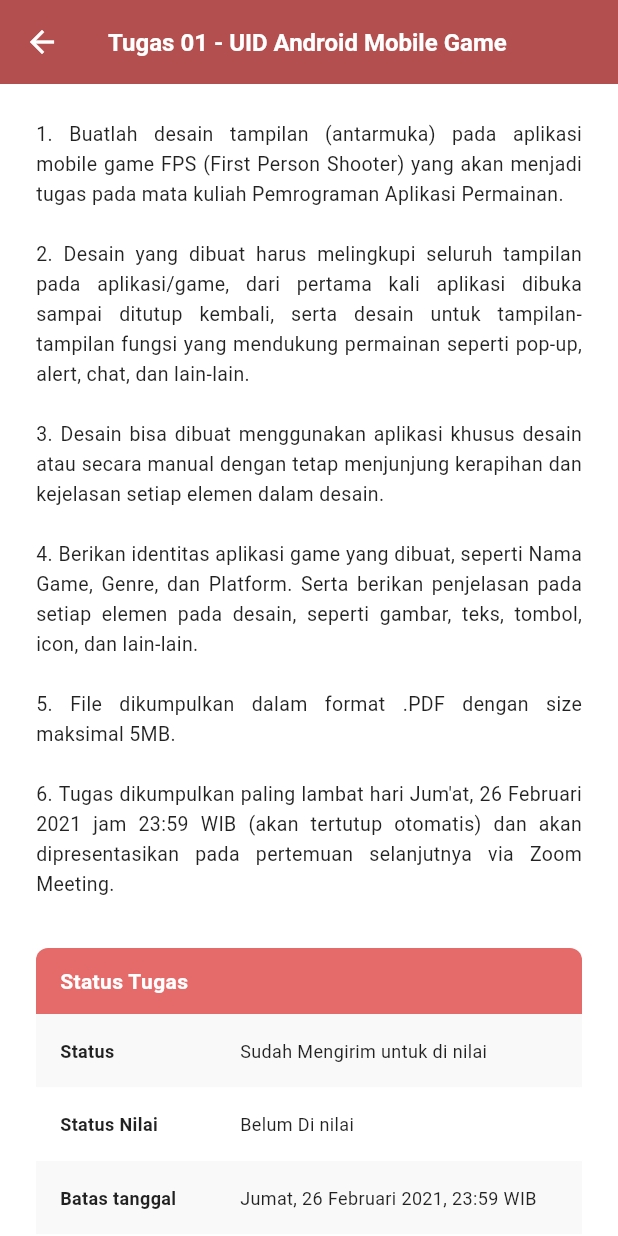
After one commit to Yogaseptiandwipratama/telkom, a Flutter app: the AssignmentDetailPage screen opened directly, on a phone screen of 412 x 824 dp. The commit adds this screen. Run offline on Flutter 3.47's test engine with Material 3 defaults, Android fonts, the phone set to English and light mode, and no system bars.

Commit message:
menambahkan isi dari tampilan page tugas

```diff
--- /dev/null
+++ b/lib/presentation/pages/assignment_detail_page.dart
@@ -0,0 +1,176 @@
+import 'package:flutter/material.dart';
+
+class AssignmentDetailPage extends StatelessWidget {
+  const AssignmentDetailPage({super.key});
+
+  @override
+  Widget build(BuildContext context) {
+    return Scaffold(
+      backgroundColor: Colors.white,
+      appBar: AppBar(
+        backgroundColor: const Color(0xFFB44F4F),
+        elevation: 0,
+        leading: IconButton(
+          icon: const Icon(Icons.arrow_back, color: Colors.white),
+          onPressed: () => Navigator.pop(context),
+        ),
+        title: const Text(
+          'Tugas 01 - UID Android Mobile Game',
+          style: TextStyle(
+            color: Colors.white,
+            fontSize: 16,
+            fontWeight: FontWeight.bold,
+          ),
+        ),
+      ),
+      body: SingleChildScrollView(
+        padding: const EdgeInsets.all(24.0),
+        child: Column(
+          crossAxisAlignment: CrossAxisAlignment.start,
+          children: [
+            const Text(
+              '1. Buatlah desain tampilan (antarmuka) pada aplikasi mobile game FPS (First Person Shooter) yang akan menjadi tugas pada mata kuliah Pemrograman Aplikasi Permainan.\n\n'
+              '2. Desain yang dibuat harus melingkupi seluruh tampilan pada aplikasi/game, dari pertama kali aplikasi dibuka sampai ditutup kembali, serta desain untuk tampilan-tampilan fungsi yang mendukung permainan seperti pop-up, alert, chat, dan lain-lain.\n\n'
+              '3. Desain bisa dibuat menggunakan aplikasi khusus desain atau secara manual dengan tetap menjunjung kerapihan dan kejelasan setiap elemen dalam desain.\n\n'
+              '4. Berikan identitas aplikasi game yang dibuat, seperti Nama Game, Genre, dan Platform. Serta berikan penjelasan pada setiap elemen pada desain, seperti gambar, teks, tombol, icon, dan lain-lain.\n\n'
+              '5. File dikumpulkan dalam format .PDF dengan size maksimal 5MB.\n\n'
+              '6. Tugas dikumpulkan paling lambat hari Jum\'at, 26 Februari 2021 jam 23:59 WIB (akan tertutup otomatis) dan akan dipresentasikan pada pertemuan selanjutnya via Zoom Meeting.',
+              style: TextStyle(
+                fontSize: 13,
+                height: 1.5,
+                color: Colors.black87,
+              ),
+              textAlign: TextAlign.justify,
+            ),
+            const SizedBox(height: 32),
+
+            // Status Section Header
+            Container(
+              width: double.infinity,
+              padding: const EdgeInsets.symmetric(vertical: 12, horizontal: 16),
+              decoration: const BoxDecoration(
+                color: Color(0xFFE56A6A), // Slightly lighter red for the header
+                borderRadius: BorderRadius.only(
+                  topLeft: Radius.circular(8),
+                  topRight: Radius.circular(8),
+                ),
+              ),
+              child: const Text(
+                'Status Tugas',
+                style: TextStyle(
+                  color: Colors.white,
+                  fontWeight: FontWeight.bold,
+                  fontSize: 14,
+                ),
+              ),
+            ),
+
+            // Status Table
+            _buildStatusRow('Status', 'Sudah Mengirim untuk di nilai', isEven: true),
+            _buildStatusRow('Status Nilai', 'Belum Di nilai', isEven: false),
+            _buildStatusRow('Batas tanggal', 'Jumat, 26 Februari 2021, 23:59 WIB', isEven: true),
+            _buildStatusRow('Sisa Waktu', 'Tugas sudah di kirim 4 Hari 6 Jam Sebelum nya', isEven: false),
+            _buildFileRow('File Tugas', 'Dandy Candra Pratama_7708170114.pdf', isEven: true),
+
+            const SizedBox(height: 40),
+
+            // Button
+            Center(
+              child: ElevatedButton(
+                onPressed: () {},
+                style: ElevatedButton.styleFrom(
+                  backgroundColor: const Color(0xFFF5F5F5),
+                  foregroundColor: Colors.black87,
+                  elevation: 0,
+                  padding: const EdgeInsets.symmetric(horizontal: 32, vertical: 16),
+                  shape: RoundedRectangleBorder(
+                    borderRadius: BorderRadius.circular(8),
+                  ),
+                ),
+                child: const Text(
+                  'Tambahkan Tugas',
+                  style: TextStyle(
+                    fontWeight: FontWeight.w600,
+                  ),
+                ),
+              ),
+            ),
+            const SizedBox(height: 20),
+          ],
+        ),
+      ),
+    );
+  }
+
+  Widget _buildStatusRow(String label, String value, {required bool isEven}) {
+    return Container(
+      color: isEven ? const Color(0xFFF9F9F9) : Colors.white,
+      padding: const EdgeInsets.symmetric(vertical: 16, horizontal: 16),
+      child: Row(
+        crossAxisAlignment: CrossAxisAlignment.start,
+        children: [
+          SizedBox(
+            width: 120,
+            child: Text(
+              label,
+              style: const TextStyle(
+                fontWeight: FontWeight.bold,
+                fontSize: 12,
+                color: Colors.black87,
+              ),
+            ),
+          ),
+          Expanded(
+            child: Text(
+              value,
+              style: const TextStyle(
+                fontSize: 12,
+                color: Colors.black87,
+              ),
+            ),
+          ),
+        ],
+      ),
+    );
+  }
+
+  Widget _buildFileRow(String label, String fileName, {required bool isEven}) {
+    return Container(
+      color: isEven ? const Color(0xFFF9F9F9) : Colors.white,
+      padding: const EdgeInsets.symmetric(vertical: 16, horizontal: 16),
+      child: Row(
+        crossAxisAlignment: CrossAxisAlignment.start,
+        children: [
+          SizedBox(
+            width: 120,
+            child: Text(
+              label,
+              style: const TextStyle(
+                fontWeight: FontWeight.bold,
+                fontSize: 12,
+                color: Colors.black87,
+              ),
+            ),
+          ),
+          Expanded(
+            child: Row(
+              children: [
+                const Icon(Icons.description_outlined, size: 20, color: Colors.black54),
+                const SizedBox(width: 8),
+                Expanded(
+                  child: Text(
+                    fileName,
+                    style: const TextStyle(
+                      fontSize: 12,
+                      color: Colors.black87,
+                    ),
+                  ),
+                ),
+              ],
+            ),
+          ),
+        ],
+      ),
+    );
+  }
+}
--- a/lib/presentation/widgets/meeting_detail_sheet.dart
+++ b/lib/presentation/widgets/meeting_detail_sheet.dart
@@ -1,6 +1,7 @@
 import 'package:flutter/material.dart';
 import '../pages/quiz_review_page.dart';
 import '../pages/material_detail_page.dart';
+import '../pages/assignment_detail_page.dart';
 
 class MeetingDetailSheet extends StatefulWidget {
   final String title;
@@ -228,6 +229,12 @@
               '1. Buatlah desain tampilan (antarmuka) pada aplikasi mobile game FPS (First Person Shooter) yang akan menjadi tugas pada mata kuliah Pemrograman Aplikasi Permainan.\n2. Desain yang dibuat harus melingkupi seluruh tampilan pada aplikasi/game, dari pertama kali aplikasi ............',
           icon: Icons.assignment_outlined,
           isCompleted: false, // Grey check
+          onTap: () {
+            Navigator.push(
+              context,
+              MaterialPageRoute(builder: (context) => const AssignmentDetailPage()),
+            );
+          },
         ),
       ],
     );
```
